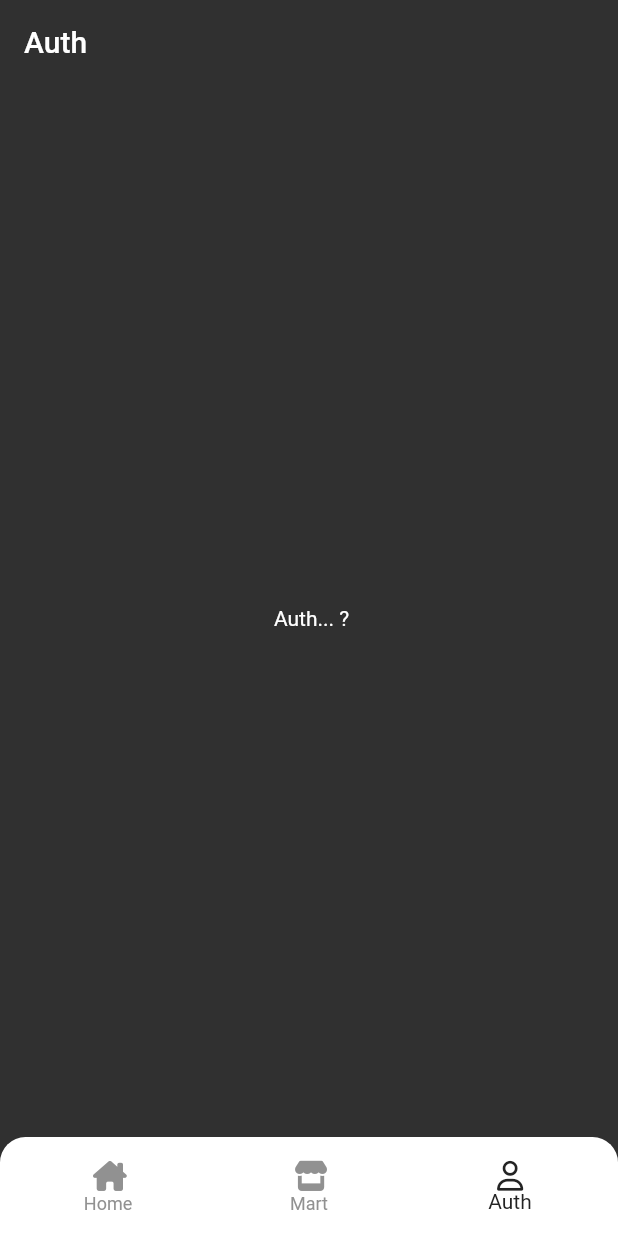
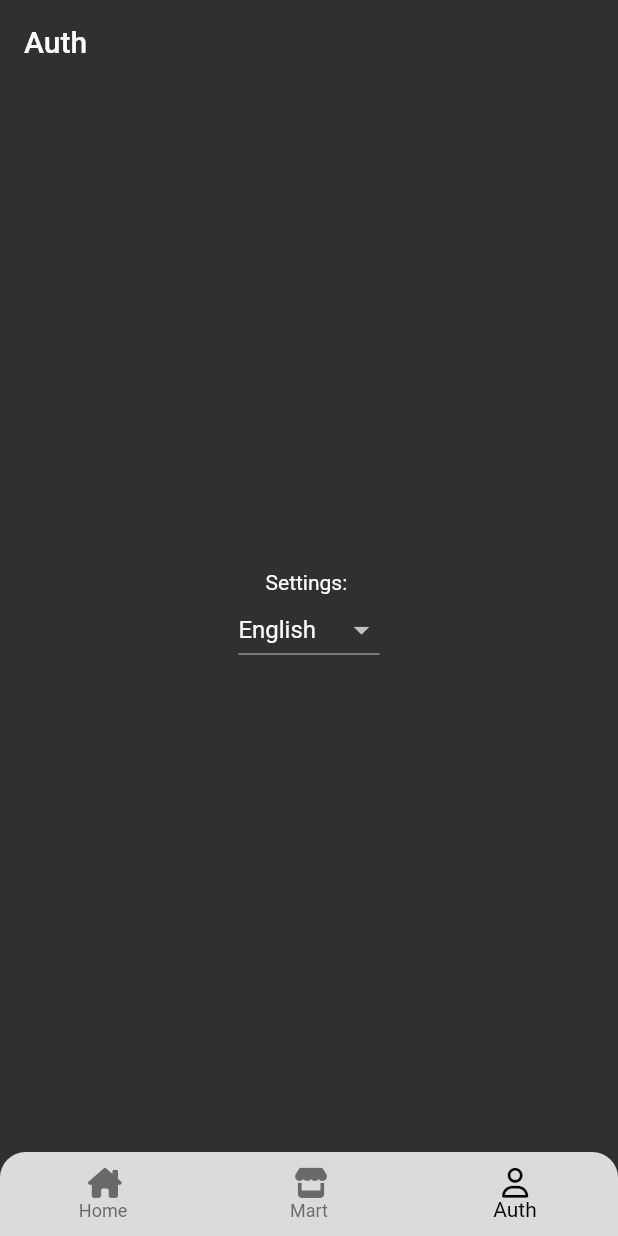
Before and after one commit to Squinnb/Yuuki_Mart, a Flutter app: the screen it shows after launch, item 3 of the bottom bar chosen, on a phone screen of 412 x 824 dp. Run offline on Flutter 3.47's test engine with Material 2 defaults, Android fonts, the phone set to English and light mode, and no system bars; our stand-ins replace font_awesome_flutter; project files that could hold a hidden picture were left out.

Commit message:
Cupertino/Material language settings added.

```diff
--- a/lib/Home/Auth/auth.dart
+++ /dev/null
@@ -1,12 +0,0 @@
-import 'package:flutter/material.dart';
-
-class Auth extends StatelessWidget {
-  const Auth({Key? key}) : super(key: key);
-
-  @override
-  Widget build(BuildContext context) {
-    return const Center(
-      child: Text(" Auth... ?"),
-    );
-  }
-}
--- /dev/null
+++ b/lib/Home/Sett/auth.dart
@@ -0,0 +1,7 @@
+import 'package:flutter/material.dart';
+
+class Auth extends ChangeNotifier {
+  String username;
+  String lang;
+  Auth({this.username = "Anon", this.lang = "English"});
+}
--- /dev/null
+++ b/lib/Home/Sett/user_sett.dart
@@ -0,0 +1,119 @@
+import 'package:flutter/material.dart';
+import 'package:yuuki_mart/Shared/shared.dart';
+export 'package:flutter/cupertino.dart';
+import 'dart:io' show Platform;
+
+class UserSett extends StatelessWidget {
+  UserSett({Key? key}) : super(key: key);
+
+  Widget build(BuildContext context) {
+    return Center(
+      child: Padding(
+        padding: const EdgeInsets.all(8.0),
+        child: Column(
+            mainAxisAlignment: MainAxisAlignment.center,
+            children: [Text("Settings: "), LangMenu()]),
+      ),
+    );
+  }
+}
+
+class LangMenu extends StatefulWidget {
+  LangMenu();
+
+  @override
+  State<LangMenu> createState() => _LangMenuState();
+}
+
+class _LangMenuState extends State<LangMenu> {
+  bool isIos = Platform.isIOS;
+  String userLang = kLangs[0];
+  int currIndex = -1;
+  void setUserLang(dynamic v) {
+    setState(() {
+      if (isIos && v is int) {
+        userLang = kLangs[v];
+        currIndex = v;
+      }
+      //else if (!isIos && v is String) {
+      //   userLang = v;
+      // }
+    });
+  }
+
+  Widget build(BuildContext context) {
+    if (isIos)
+      return CupertinoLangMenu(
+        userLang: userLang,
+        setUserLang: setUserLang,
+        currIndex: currIndex,
+      );
+    else
+      return MaterialLangMenu(userLang: userLang, setUserLang: setUserLang);
+  }
+}
+
+class CupertinoLangMenu extends StatelessWidget {
+  CupertinoLangMenu({
+    Key? key,
+    required this.userLang,
+    required this.setUserLang,
+    required this.currIndex,
+  }) : super(key: key);
+  final String userLang;
+  final Function setUserLang;
+  final int currIndex;
+
+  Widget build(BuildContext context) {
+    return Padding(
+      padding: const EdgeInsets.all(16.0),
+      child: CupertinoPicker(
+        scrollController: FixedExtentScrollController(initialItem: 1),
+        itemExtent: 50.0,
+        diameterRatio: 3.0,
+        children: kLangs
+            .map(
+              (lang) => Center(
+                child: Text(
+                  lang,
+                  style: TextStyle(
+                    fontWeight: FontWeight.w500,
+                    color: (currIndex == -1 || kLangs[currIndex] == lang)
+                        ? Color.fromRGBO(134, 168, 255, 1)
+                        : Color.fromARGB(255, 254, 254, 255),
+                  ),
+                ),
+              ),
+            )
+            .toList(),
+        onSelectedItemChanged: (int i) {
+          setUserLang(i);
+        },
+      ),
+    );
+  }
+}
+
+class MaterialLangMenu extends StatelessWidget {
+  MaterialLangMenu(
+      {Key? key, required this.userLang, required this.setUserLang})
+      : super(key: key);
+  final String userLang;
+  final Function setUserLang;
+  @override
+  Widget build(BuildContext context) {
+    return DropdownButton(
+      value: userLang,
+      hint: Text("Language"),
+      onChanged: (dynamic v) {
+        setUserLang(v);
+      },
+      items: kLangs.map((String ln) {
+        return DropdownMenuItem(
+          child: Text(ln),
+          value: ln,
+        );
+      }).toList(),
+    );
+  }
+}
--- a/lib/Home/home.dart
+++ b/lib/Home/home.dart
@@ -1,7 +1,5 @@
+import '../../Shared/shared.dart';
 import 'package:flutter/material.dart';
-import '../../Shared/shared.dart';
-import 'Auth/auth.dart';
-import 'Mart/mart_list.dart';
 
 class HomeScreen extends StatefulWidget {
   static const String id = "/";
@@ -12,10 +10,11 @@ class HomeScreen extends StatefulWidget {
 }
 
 class _HomeScreenState extends State<HomeScreen> {
+  Auth auth = Auth();
   Map stage = {
     "Home": const Home(),
     "Mart": MartList(),
-    "Auth": const Auth(),
+    "Auth": UserSett(),
   };
   String selectedStage = "Home";
   void setStage(String stageName) {
@@ -39,10 +38,6 @@ class _HomeScreenState extends State<HomeScreen> {
         margin: EdgeInsets.all(0.0),
         padding: EdgeInsets.all(0.0),
         decoration: BoxDecoration(
-          border: Border.all(
-            color: knavColor,
-            width: 5.0,
-          ),
           color: knavColor,
           borderRadius: BorderRadius.only(
             topLeft: Radius.circular(17.0),
--- a/lib/Shared/bottomNav.dart
+++ b/lib/Shared/bottomNav.dart
@@ -1,13 +1,9 @@
 import 'package:flutter/material.dart';
 import 'package:font_awesome_flutter/font_awesome_flutter.dart';
-import './konstants.dart';
 
 class BottomNavBar extends StatefulWidget {
   final Function setStage;
-
   const BottomNavBar(this.setStage, {Key? key}) : super(key: key);
-
-  @override
   State<BottomNavBar> createState() => _BottomNavBarState();
 }
 
@@ -30,15 +26,14 @@ class _BottomNavBarState extends State<BottomNavBar> {
 
   int selectedIndex = 0;
 
-  @override
   Widget build(BuildContext context) {
     return BottomNavigationBar(
-      elevation: 0,
-      backgroundColor: knavColor,
+      backgroundColor: Colors.transparent,
+      elevation: 0.0,
       type: BottomNavigationBarType.fixed,
       currentIndex: selectedIndex,
-      selectedItemColor: Color.fromARGB(255, 35, 35, 35),
-      unselectedItemColor: Color.fromARGB(255, 145, 145, 145),
+      selectedItemColor: Color.fromARGB(255, 0, 0, 0),
+      unselectedItemColor: Color.fromARGB(218, 86, 86, 86),
       onTap: (int i) {
         widget.setStage(body[i]);
         selectedIndex = i;
--- a/lib/Shared/konstants.dart
+++ b/lib/Shared/konstants.dart
@@ -1,3 +1,6 @@
 import 'package:flutter/material.dart';
 
-Color knavColor = Color.fromARGB(255, 255, 255, 255);
+Color knavColor = Color.fromARGB(247, 225, 225, 225);
+
+List<String> kLangs = ["English", "日本語"];
+List<String> kLangCodes = ["en", "ja"];
--- a/lib/Shared/shared.dart
+++ b/lib/Shared/shared.dart
@@ -1,9 +1,13 @@
 export './bottomNav.dart';
 export './konstants.dart';
+
 export '../../Home/home.dart';
+export '../Home/Sett/user_sett.dart';
+export '../Home/Sett/auth.dart';
+
 export '../../routes.dart';
 export '../../theme.dart';
-export '../../Home/Auth/auth.dart';
+
 export '../../Home/Mart/mart.dart';
 export '../../Home/Mart/mart_list.dart';
 export '../../Home/Mart/mart_detail_view/full_photo.dart';
--- a/lib/main.dart
+++ b/lib/main.dart
@@ -26,7 +26,7 @@ class App extends StatelessWidget {
       ],
       supportedLocales: const [
         Locale('en', 'US'),
-        Locale('jp', ''),
+        Locale('ja', ''),
       ],
     );
   }
```
